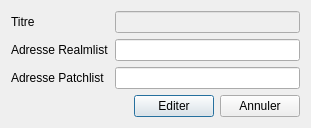
Old version of the form fenediter.ui in the repository Zxb12/EasyRealm.
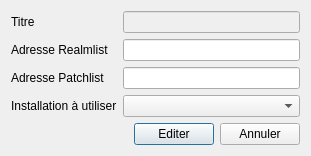
New version of the form. Icons and pictures are not drawn.

Commit message:
Gestion de plusieurs installations de World of Warcraft.
Un realmlist est dorenavant associe a une installation de World of Warcraft.

Mise a jour du fichier .gitignore.

Petites corrections diverses.

Modification de l'UI pour prendre en compte la gestion des installations de World of Warcraft.

Patch:
```diff
--- a/fenediter.ui
+++ b/fenediter.ui
@@ -7,7 +7,7 @@
     <x>0</x>
     <y>0</y>
     <width>311</width>
-    <height>121</height>
+    <height>148</height>
    </rect>
   </property>
   <property name="sizePolicy">
@@ -60,6 +60,16 @@
        </property>
       </widget>
      </item>
+     <item row="3" column="1">
+      <widget class="QComboBox" name="ui_listeDossiers"/>
+     </item>
+     <item row="3" column="0">
+      <widget class="QLabel" name="label_4">
+       <property name="text">
+        <string>Installation à utiliser</string>
+       </property>
+      </widget>
+     </item>
     </layout>
    </item>
    <item row="1" column="0">
```
Left out of the diff: 8 changed lines with no effect on the pictures. The commit also changes 14 other files.
